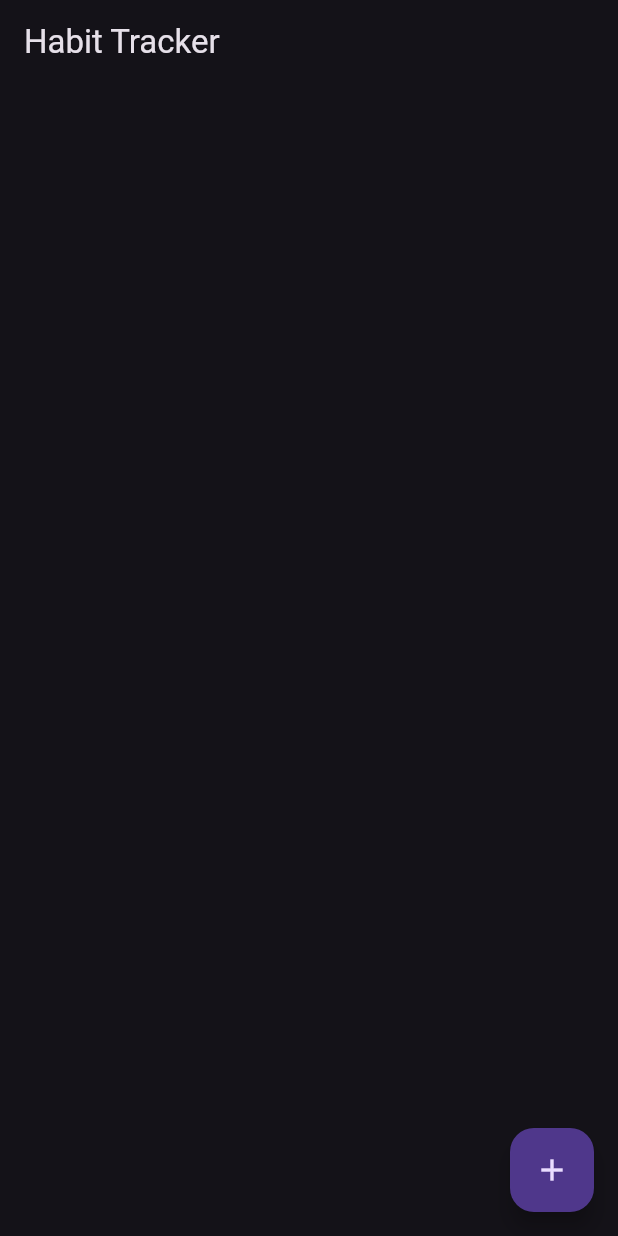
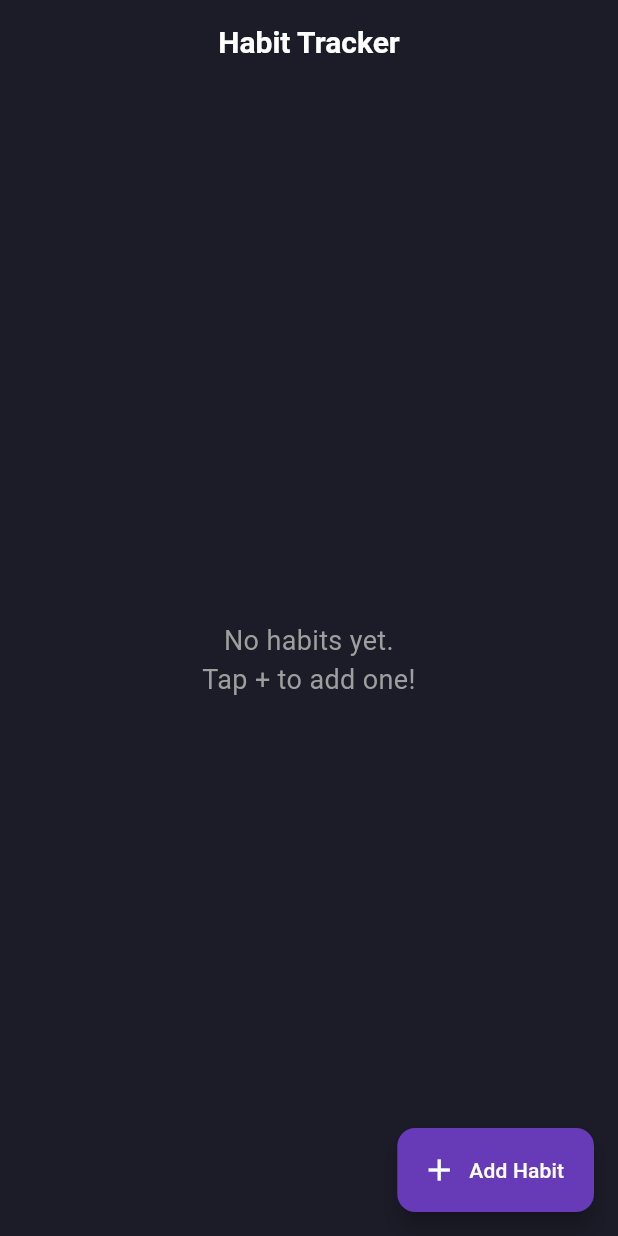
Before and after one commit to reda1104/Habit-Tracker, a Flutter app: the screen it shows after launch, on a phone screen of 412 x 824 dp. Run offline on Flutter 3.47's test engine with Material 3 defaults, Android fonts, the phone set to English and light mode, and no system bars; our stand-ins replace hive, hive_flutter; accounts and stored records are empty.

Commit message:
UI update and Hive crash fix

```diff
--- a/habit_tracker/lib/main.dart
+++ b/habit_tracker/lib/main.dart
@@ -30,7 +30,51 @@ class MyApp extends StatelessWidget {
     return MaterialApp(
       title: 'Habit Tracker',
       debugShowCheckedModeBanner: false,
-      theme: ThemeData.dark(),
+      theme: ThemeData(
+        colorScheme: ColorScheme.fromSeed(
+          seedColor: Colors.teal,
+          brightness: Brightness.dark,
+        ),
+        useMaterial3: true,
+        appBarTheme: const AppBarTheme(
+          backgroundColor: Color.fromARGB(255, 0, 36, 32),
+          elevation: 0,
+          titleTextStyle: TextStyle(
+            color: Colors.white,
+            fontSize: 20,
+            fontWeight: FontWeight.bold,
+          ),
+        ),
+        cardTheme: CardThemeData(
+          color: const Color(0xFF2A2A3C),
+          shape: RoundedRectangleBorder(
+            borderRadius: BorderRadius.circular(16),
+          ),
+          elevation: 3,
+          margin: EdgeInsets.symmetric(horizontal: 16, vertical: 8),
+        ),
+        floatingActionButtonTheme: const FloatingActionButtonThemeData(
+          backgroundColor: Colors.teal,
+          foregroundColor: Colors.white,
+        ),
+        inputDecorationTheme: InputDecorationTheme(
+          filled: true,
+          fillColor: const Color(0xFF2A2A3C),
+          border: OutlineInputBorder(
+            borderRadius: BorderRadius.circular(12),
+            borderSide: BorderSide.none,
+          ),
+          hintStyle: const TextStyle(color: Colors.white54),
+        ),
+        textTheme: const TextTheme(
+          headlineSmall: TextStyle(
+            fontSize: 22,
+            fontWeight: FontWeight.bold,
+            color: Colors.white,
+          ),
+          bodyMedium: TextStyle(fontSize: 16, color: Colors.white70),
+        ),
+      ),
       home: const HomePage(),
     );
   }
--- a/habit_tracker/lib/models/habit.dart
+++ b/habit_tracker/lib/models/habit.dart
@@ -1,3 +1,4 @@
+import 'package:flutter/material.dart';
 import 'package:hive/hive.dart';
 
 part 'habit.g.dart';
@@ -23,9 +24,10 @@ class Habit extends HiveObject {
     required this.id,
     required this.name,
     required this.createdAt,
-    required this.iconCode,
+    int? iconCode,
     List<DateTime>? completionDates,
-  }) : completionDates = completionDates ?? [];
+  }) : completionDates = completionDates ?? [],
+       iconCode = iconCode ?? Icons.calendar_today.codePoint;
 }
 
 extension HabitStats on Habit {
--- a/habit_tracker/lib/views/home_page.dart
+++ b/habit_tracker/lib/views/home_page.dart
@@ -1,4 +1,5 @@
 import 'package:flutter/material.dart';
+import 'package:habit_tracker/helpers/utils.dart';
 import 'package:habit_tracker/models/habit.dart';
 import 'package:habit_tracker/view_models/habits_view_model.dart';
 import 'package:provider/provider.dart';
@@ -11,61 +12,109 @@ class HomePage extends StatelessWidget {
     final vm = context.watch<HabitsViewModel>();
 
     return Scaffold(
-      appBar: AppBar(title: const Text("Habit Tracker")),
-      body: ListView.builder(
+      backgroundColor: const Color(0xFF1C1C28),
+      appBar: AppBar(
+        title: const Text("Habit Tracker"),
+        centerTitle: true,
+        elevation: 0,
+        backgroundColor: Colors.transparent,
+      ),
+      body: vm.habits.isEmpty
+          ? const Center(
+              child: Text(
+                "No habits yet.\nTap + to add one!",
+                textAlign: TextAlign.center,
+                style: TextStyle(fontSize: 18, color: Colors.grey),
+              ),
+            )
+          : ListView.builder(
+              padding: const EdgeInsets.all(16),
               itemCount: vm.habits.length,
               itemBuilder: (context, index) {
                 final habit = vm.habits[index];
-          return ListTile(
+                final isDoneToday = habit.completionDates.any(
+                  (d) =>
+                      d.year == DateTime.now().year &&
+                      d.month == DateTime.now().month &&
+                      d.day == DateTime.now().day,
+                );
+
+                return Card(
+                  shape: RoundedRectangleBorder(
+                    borderRadius: BorderRadius.circular(16),
+                  ),
+                  elevation: 3,
+                  margin: const EdgeInsets.symmetric(vertical: 8),
+                  color: const Color(0xFF2A2A3C),
+                  child: ListTile(
+                    contentPadding: const EdgeInsets.all(16),
                     leading: CircleAvatar(
+                      backgroundColor: Colors.deepPurple,
                       child: Icon(
                         IconData(habit.iconCode, fontFamily: 'MaterialIcons'),
+                        color: Colors.white,
                       ),
                     ),
-            title: Text(habit.name),
-            subtitle: Text(
-              "Current streak : ${habit.currentStreak} 🔥 | Longest streak : ${habit.bestStreak} 🏆",
+                    title: Text(
+                      habit.name,
+                      style: const TextStyle(
+                        fontSize: 18,
+                        fontWeight: FontWeight.w600,
+                      ),
+                    ),
+                    subtitle: Padding(
+                      padding: const EdgeInsets.only(top: 4.0),
+                      child: Text(
+                        "🔥 ${habit.currentStreak}  |  🏆 ${habit.bestStreak}",
+                        style: const TextStyle(color: Colors.grey),
+                      ),
                     ),
                     trailing: Row(
                       mainAxisSize: MainAxisSize.min,
                       children: [
                         IconButton(
                           icon: Icon(
-                    habit.completionDates.any(
-                          (d) =>
-                              d.year == DateTime.now().year &&
-                              d.month == DateTime.now().month &&
-                              d.day == DateTime.now().day,
-                        )
-                        ? Icons.check_box
-                        : Icons.check_box_outline_blank,
+                            isDoneToday
+                                ? Icons.check_circle
+                                : Icons.radio_button_unchecked,
+                            color: isDoneToday ? Colors.green : Colors.grey,
                           ),
                           onPressed: () {
-                    context.read<HabitsViewModel>().toggleHabit(habit.id);
+                            context.read<HabitsViewModel>().toggleHabit(
+                              habit.id,
+                            );
                           },
                         ),
                         IconButton(
-                  icon: Icon(Icons.edit),
+                          icon: const Icon(
+                            Icons.edit,
+                            color: Colors.blueAccent,
+                          ),
                           onPressed: () {
                             ShowHabitEditDialog(context, habit);
                           },
                         ),
                         IconButton(
-                  icon: Icon(Icons.delete),
+                          icon: const Icon(
+                            Icons.delete,
+                            color: Colors.redAccent,
+                          ),
                           onPressed: () {
                             context.read<HabitsViewModel>().deleteHabit(habit);
                           },
                         ),
                       ],
                     ),
+                  ),
                 );
               },
             ),
-      floatingActionButton: FloatingActionButton(
-        child: const Icon(Icons.add),
-        onPressed: () {
-          _showAddHabitDialog(context);
-        },
+      floatingActionButton: FloatingActionButton.extended(
+        onPressed: () => _showAddHabitDialog(context),
+        icon: const Icon(Icons.add),
+        label: const Text("Add Habit"),
+        backgroundColor: Colors.deepPurple,
+        shape: RoundedRectangleBorder(borderRadius: BorderRadius.circular(12)),
       ),
     );
   }
@@ -76,10 +125,24 @@ class HomePage extends StatelessWidget {
       context: context,
       builder: (context) {
         return AlertDialog(
-          title: Text("Edit Habit"),
-          content: TextField(controller: controller),
+          backgroundColor: const Color(0xFF2A2A3C),
+          shape: RoundedRectangleBorder(
+            borderRadius: BorderRadius.circular(16),
+          ),
+          title: const Text("Edit Habit"),
+          content: TextField(
+            controller: controller,
+            decoration: const InputDecoration(
+              hintText: "Enter habit name",
+              border: OutlineInputBorder(),
+            ),
+          ),
           actions: [
             TextButton(
+              onPressed: () => Navigator.pop(context),
+              child: const Text("Cancel"),
+            ),
+            ElevatedButton(
               onPressed: () {
                 if (controller.text.isNotEmpty) {
                   context.read<HabitsViewModel>().editHabit(
@@ -88,26 +151,10 @@ class HomePage extends StatelessWidget {
                   );
                   Navigator.pop(context);
                 } else {
-                  showDialog(
-                    context: context,
-                    builder: (context) {
-                      return AlertDialog(
-                        title: const Text("Error"),
-                        content: const Text("Habit name cannot be empty!"),
-                        actions: [
-                          TextButton(
-                            child: const Text("OK"),
-                            onPressed: () {
-                              Navigator.pop(context);
-                            },
-                          ),
-                        ],
-                      );
-                    },
-                  );
+                  ShowErrorDialog(context, "Habit name cannot be empty!");
                 }
               },
-              child: Text("Save"),
+              child: const Text("Save"),
             ),
           ],
         );
@@ -120,32 +167,28 @@ class HomePage extends StatelessWidget {
     showDialog(
       context: context,
       builder: (_) => AlertDialog(
+        backgroundColor: const Color(0xFF2A2A3C),
+        shape: RoundedRectangleBorder(borderRadius: BorderRadius.circular(16)),
         title: const Text("New Habit"),
-        content: TextField(controller: controller),
+        content: TextField(
+          controller: controller,
+          decoration: const InputDecoration(
+            hintText: "Enter habit name",
+            border: OutlineInputBorder(),
+          ),
+        ),
         actions: [
           TextButton(
+            onPressed: () => Navigator.pop(context),
+            child: const Text("Cancel"),
+          ),
+          ElevatedButton(
             onPressed: () {
               if (controller.text.isNotEmpty) {
                 context.read<HabitsViewModel>().addHabit(controller.text);
                 Navigator.pop(context);
               } else {
-                showDialog(
-                  context: context,
-                  builder: (context) {
-                    return AlertDialog(
-                      title: const Text("Error"),
-                      content: const Text("Habit name cannot be empty!"),
-                      actions: [
-                        TextButton(
-                          child: const Text("OK"),
-                          onPressed: () {
-                            Navigator.pop(context);
-                          },
-                        ),
-                      ],
-                    );
-                  },
-                );
+                ShowErrorDialog(context, "Habit name cannot be empty!");
               }
             },
             child: const Text("Save"),
```
Also changed, not shown: habit_tracker/lib/helpers/utils.dart (added, +20 -0 lines), habit_tracker/lib/models/habit.g.dart, 1 other file. Lines whose indentation alone changed are shown as unchanged.
